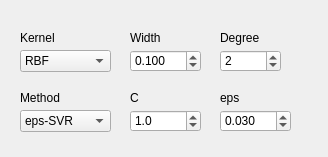
The window that _AlgorithmsPlugins/KernelMethods/paramsSVMdynamic.ui (b4silio/MLDemos) describes before a commit, drawn with Qt 5.
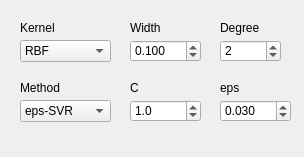
The same window after the commit.

```diff
--- a/_AlgorithmsPlugins/KernelMethods/paramsSVMdynamic.ui
+++ b/_AlgorithmsPlugins/KernelMethods/paramsSVMdynamic.ui
@@ -6,7 +6,7 @@
    <rect>
     <x>0</x>
     <y>0</y>
-    <width>328</width>
+    <width>304</width>
     <height>157</height>
    </rect>
   </property>
@@ -17,7 +17,7 @@
    <property name="geometry">
     <rect>
      <x>220</x>
-     <y>30</y>
+     <y>20</y>
      <width>41</width>
      <height>16</height>
     </rect>
@@ -35,7 +35,7 @@
    <property name="geometry">
     <rect>
      <x>130</x>
-     <y>90</y>
+     <y>80</y>
      <width>60</width>
      <height>16</height>
     </rect>
@@ -53,7 +53,7 @@
    <property name="geometry">
     <rect>
      <x>130</x>
-     <y>50</y>
+     <y>40</y>
      <width>71</width>
      <height>22</height>
     </rect>
@@ -88,7 +88,7 @@
    <property name="geometry">
     <rect>
      <x>130</x>
-     <y>110</y>
+     <y>100</y>
      <width>71</width>
      <height>22</height>
     </rect>
@@ -127,7 +127,7 @@
    <property name="geometry">
     <rect>
      <x>130</x>
-     <y>30</y>
+     <y>20</y>
      <width>31</width>
      <height>16</height>
     </rect>
@@ -145,7 +145,7 @@
    <property name="geometry">
     <rect>
      <x>220</x>
-     <y>110</y>
+     <y>100</y>
      <width>71</width>
      <height>22</height>
     </rect>
@@ -186,7 +186,7 @@
    <property name="geometry">
     <rect>
      <x>20</x>
-     <y>30</y>
+     <y>20</y>
      <width>91</width>
      <height>16</height>
     </rect>
@@ -204,7 +204,7 @@
    <property name="geometry">
     <rect>
      <x>220</x>
-     <y>50</y>
+     <y>40</y>
      <width>61</width>
      <height>22</height>
     </rect>
@@ -233,7 +233,7 @@
    <property name="geometry">
     <rect>
      <x>20</x>
-     <y>110</y>
+     <y>100</y>
      <width>91</width>
      <height>22</height>
     </rect>
@@ -273,7 +273,7 @@
    <property name="geometry">
     <rect>
      <x>220</x>
-     <y>90</y>
+     <y>80</y>
      <width>70</width>
      <height>16</height>
     </rect>
@@ -291,7 +291,7 @@
    <property name="geometry">
     <rect>
      <x>20</x>
-     <y>90</y>
+     <y>80</y>
      <width>91</width>
      <height>16</height>
     </rect>
@@ -309,7 +309,7 @@
    <property name="geometry">
     <rect>
      <x>20</x>
-     <y>50</y>
+     <y>40</y>
      <width>91</width>
      <height>22</height>
     </rect>
```
